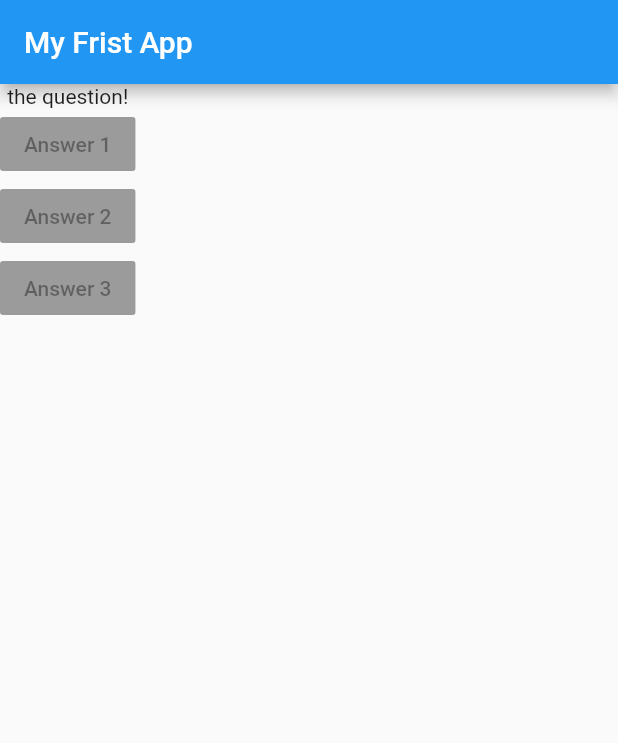
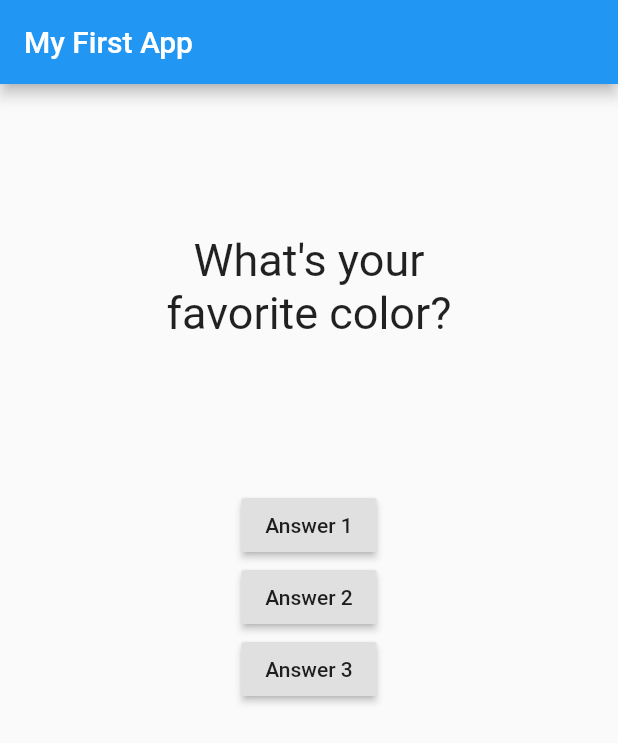
Before and after one commit to minjilee-03/Study-flutter-Dart-udemy, a Flutter app: the screen it shows after launch, on a phone screen of 412 x 824 dp. Shown: the top 743 px of the screen. Run offline on Flutter 3.47's test engine with Material 2 defaults, Android fonts, the phone set to English and light mode, and no system bars.

Commit message:
feat:create-question.dart

```diff
--- a/lib/main.dart
+++ b/lib/main.dart
@@ -1,34 +1,64 @@
 import 'package:flutter/material.dart';
+
+import './question.dart';
+
+// void main() {
+//   runApp(MyApp());
+// }
 
 void main() => runApp(MyApp());
 
-class MyApp extends StatelessWidget {
+class MyApp extends StatefulWidget {
+  @override
+  State<StatefulWidget> createState() {
+    // TODO: implement createState
+    return _MyAppState();
+  }
+}
+
+class _MyAppState extends State<MyApp> {
+  var _questionIndex = 0;
+
+  void _answerQuestion() {
+    setState(() {
+      _questionIndex = _questionIndex + 1;
+    });
+    print(_questionIndex);
+  }
+
   @override
   Widget build(BuildContext context) {
     var questions = [
-      'what\'s your favorite color?',
-      'what\'s your favorite animarl',
+      'What\'s your favorite color?',
+      'What\'s your favorite animal?',
     ];
     return MaterialApp(
       home: Scaffold(
         appBar: AppBar(
-          title: Text('My Frist App'),
+          title: Text('My First App'),
         ),
-        body: Column(children: [
-          Text('the question!'),
+        body: Column(
+          children: [
+            Question(
+              questions[_questionIndex],
+            ),
             RaisedButton(
               child: Text('Answer 1'),
-            onPressed: null,
+              onPressed: _answerQuestion,
             ),
             RaisedButton(
               child: Text('Answer 2'),
-            onPressed: null,
+              onPressed: () => print('Answer 2 chosen!'),
             ),
             RaisedButton(
               child: Text('Answer 3'),
-            onPressed: null,
+              onPressed: () {
+                // ...
+                print('Answer 3 chosen');
+              },
             ),
-        ]),
+          ],
+        ),
       ),
     );
   }
--- /dev/null
+++ b/lib/question.dart
@@ -0,0 +1,20 @@
+import 'package:flutter/material.dart';
+
+class Question extends StatelessWidget {
+  final String questionText;
+
+  Question(this.questionText);
+
+  @override
+  Widget build(BuildContext context) {
+    return Container(
+      width: double.infinity,
+      margin: EdgeInsets.all(100),
+      child: Text(
+        questionText,
+        style: TextStyle(fontSize: 30),
+        textAlign: TextAlign.center,
+      ),
+    );
+  }
+}
```
Also changed, not shown: pubspec.yaml (+6 -10 lines), pubspec.lock. Lines whose indentation alone changed are shown as unchanged.
